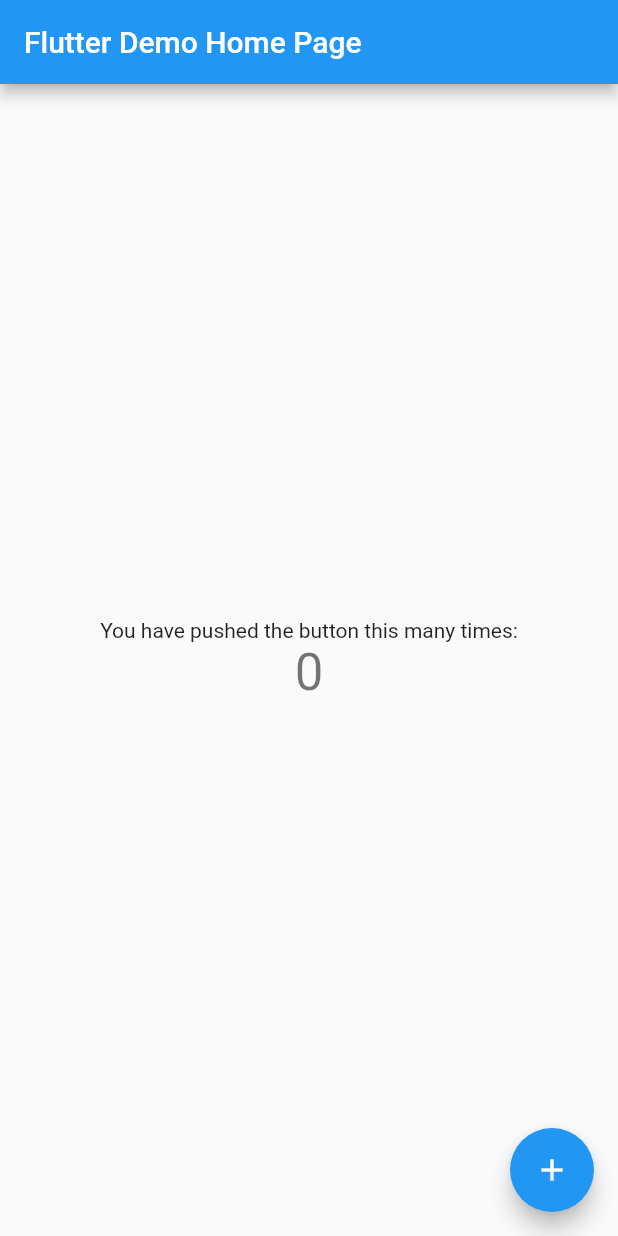
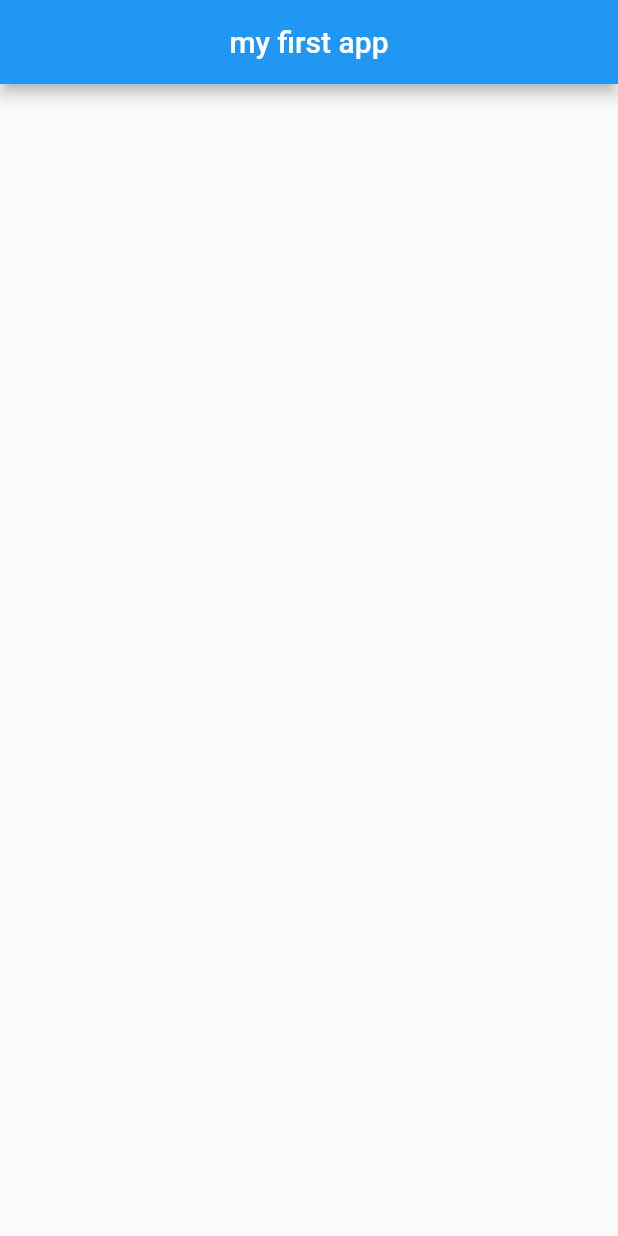
Before and after one commit to shubhsardana29/intro-flutter, a Flutter app: the screen it shows after launch, on a phone screen of 412 x 824 dp. Run offline on Flutter 3.47's test engine with Material 2 defaults, Android fonts, the phone set to English and light mode, and no system bars.

Commit message:
added appbar

```diff
--- a/flutter_application_1/lib/main.dart
+++ b/flutter_application_1/lib/main.dart
@@ -1,115 +1,10 @@
 import 'package:flutter/material.dart';
 
-void main() {
-  runApp(const MyApp());
-}
-
-class MyApp extends StatelessWidget {
-  const MyApp({Key? key}) : super(key: key);
-
-  // This widget is the root of your application.
-  @override
-  Widget build(BuildContext context) {
-    return MaterialApp(
-      title: 'Flutter Demo',
-      theme: ThemeData(
-        // This is the theme of your application.
-        //
-        // Try running your application with "flutter run". You'll see the
-        // application has a blue toolbar. Then, without quitting the app, try
-        // changing the primarySwatch below to Colors.green and then invoke
-        // "hot reload" (press "r" in the console where you ran "flutter run",
-        // or simply save your changes to "hot reload" in a Flutter IDE).
-        // Notice that the counter didn't reset back to zero; the application
-        // is not restarted.
-        primarySwatch: Colors.blue,
-      ),
-      home: const MyHomePage(title: 'Flutter Demo Home Page'),
-    );
-  }
-}
-
-class MyHomePage extends StatefulWidget {
-  const MyHomePage({Key? key, required this.title}) : super(key: key);
-
-  // This widget is the home page of your application. It is stateful, meaning
-  // that it has a State object (defined below) that contains fields that affect
-  // how it looks.
-
-  // This class is the configuration for the state. It holds the values (in this
-  // case the title) provided by the parent (in this case the App widget) and
-  // used by the build method of the State. Fields in a Widget subclass are
-  // always marked "final".
-
-  final String title;
-
-  @override
-  State<MyHomePage> createState() => _MyHomePageState();
-}
-
-class _MyHomePageState extends State<MyHomePage> {
-  int _counter = 0;
-
-  void _incrementCounter() {
-    setState(() {
-      // This call to setState tells the Flutter framework that something has
-      // changed in this State, which causes it to rerun the build method below
-      // so that the display can reflect the updated values. If we changed
-      // _counter without calling setState(), then the build method would not be
-      // called again, and so nothing would appear to happen.
-      _counter++;
-    });
-  }
-
-  @override
-  Widget build(BuildContext context) {
-    // This method is rerun every time setState is called, for instance as done
-    // by the _incrementCounter method above.
-    //
-    // The Flutter framework has been optimized to make rerunning build methods
-    // fast, so that you can just rebuild anything that needs updating rather
-    // than having to individually change instances of widgets.
-    return Scaffold(
-      appBar: AppBar(
-        // Here we take the value from the MyHomePage object that was created by
-        // the App.build method, and use it to set our appbar title.
-        title: Text(widget.title),
-      ),
-      body: Center(
-        // Center is a layout widget. It takes a single child and positions it
-        // in the middle of the parent.
-        child: Column(
-          // Column is also a layout widget. It takes a list of children and
-          // arranges them vertically. By default, it sizes itself to fit its
-          // children horizontally, and tries to be as tall as its parent.
-          //
-          // Invoke "debug painting" (press "p" in the console, choose the
-          // "Toggle Debug Paint" action from the Flutter Inspector in Android
-          // Studio, or the "Toggle Debug Paint" command in Visual Studio Code)
-          // to see the wireframe for each widget.
-          //
-          // Column has various properties to control how it sizes itself and
-          // how it positions its children. Here we use mainAxisAlignment to
-          // center the children vertically; the main axis here is the vertical
-          // axis because Columns are vertical (the cross axis would be
-          // horizontal).
-          mainAxisAlignment: MainAxisAlignment.center,
-          children: <Widget>[
-            const Text(
-              'You have pushed the button this many times:',
-            ),
-            Text(
-              '$_counter',
-              style: Theme.of(context).textTheme.headline4,
-            ),
-          ],
-        ),
-      ),
-      floatingActionButton: FloatingActionButton(
-        onPressed: _incrementCounter,
-        tooltip: 'Increment',
-        child: const Icon(Icons.add),
-      ), // This trailing comma makes auto-formatting nicer for build methods.
-    );
-  }
-}
+void main() =>runApp(MaterialApp(
+  home:Scaffold(
+    appBar: AppBar(
+      title:Text("my first app"),
+      centerTitle: true,
+    ),
+  ),
+));
```
